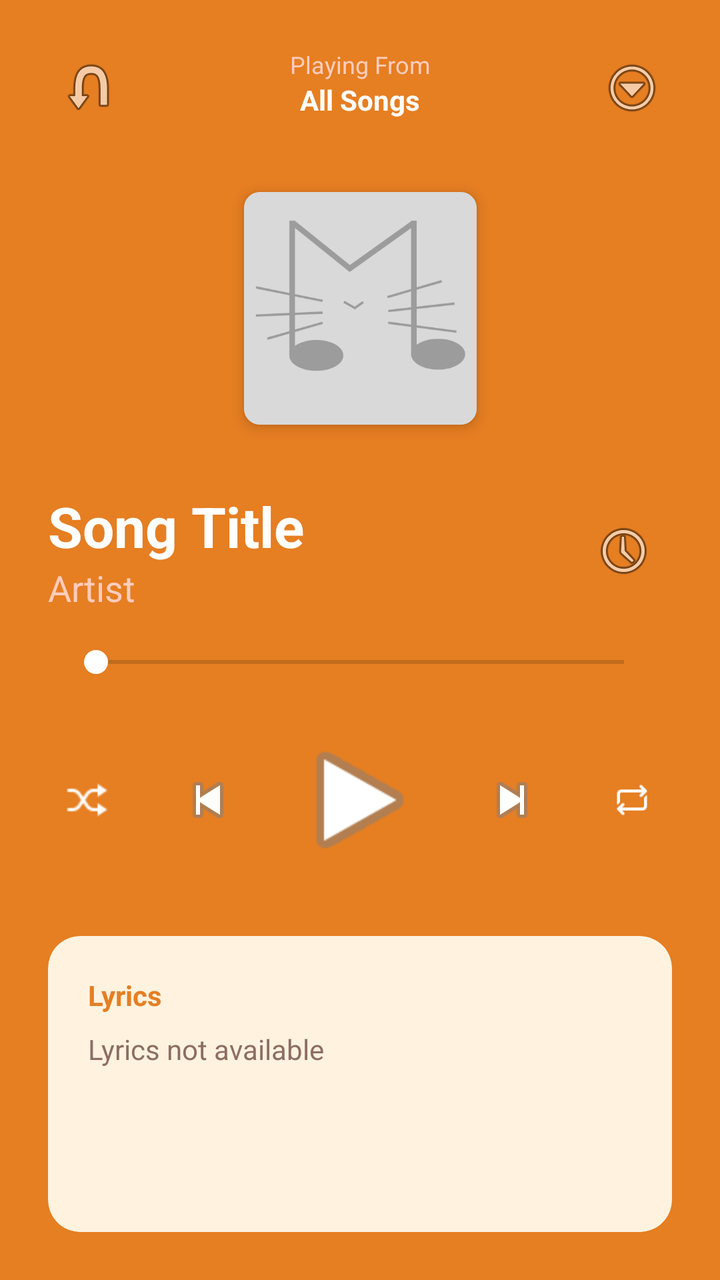
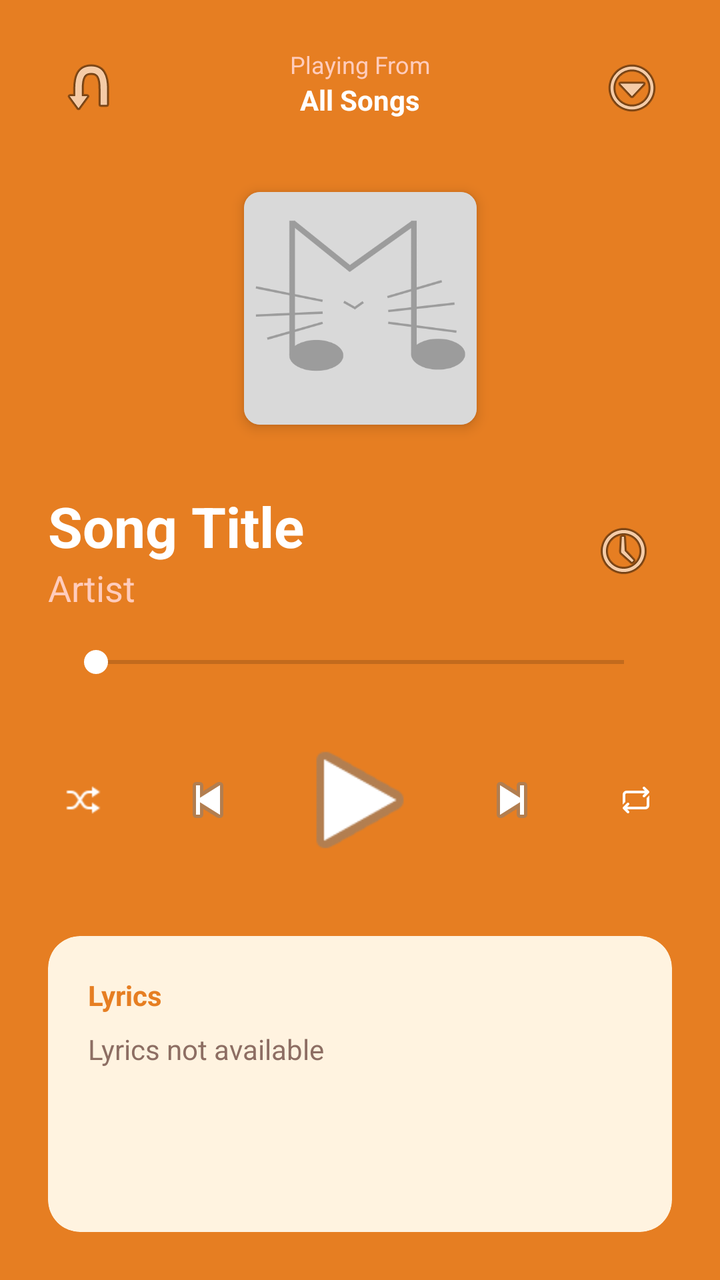

Before-and-after screenshots of an Android layout around one commit, followed by the original layout XML and the change that was made.
<!-- AndroidManifest.xml: activity theme Theme.Meowsic -->
<!-- res/layout/activity_now_playing.xml -->
<?xml version="1.0" encoding="utf-8"?>
<androidx.constraintlayout.widget.ConstraintLayout xmlns:android="http://schemas.android.com/apk/res/android"
    xmlns:app="http://schemas.android.com/apk/res-auto"
    android:layout_width="match_parent"
    android:layout_height="match_parent"
    android:background="@color/primary_orange"
    android:padding="24dp">

    
    <ImageButton
        android:id="@+id/btnBack"
        android:layout_width="40dp"
        android:layout_height="40dp"
        android:background="?attr/selectableItemBackgroundBorderless"
        android:src="@android:drawable/ic_menu_revert"
        android:rotation="-90"
        app:layout_constraintStart_toStartOf="parent"
        app:layout_constraintTop_toTopOf="parent"
        app:tint="#FFFFFF" />

    <LinearLayout
        android:layout_width="wrap_content"
        android:layout_height="wrap_content"
        android:gravity="center"
        android:orientation="vertical"
        app:layout_constraintEnd_toStartOf="@+id/btnKebabMenu"
        app:layout_constraintStart_toEndOf="@+id/btnBack"
        app:layout_constraintTop_toTopOf="parent">

        <TextView
            android:layout_width="wrap_content"
            android:layout_height="wrap_content"
            android:text="Playing From"
            android:textColor="@color/subtext_peach"
            android:textSize="12sp" />

        <TextView
            android:id="@+id/tvSource"
            android:layout_width="wrap_content"
            android:layout_height="wrap_content"
            android:text="All Songs"
            android:textColor="#FFFFFF"
            android:textStyle="bold" />
    </LinearLayout>

    <ImageButton
        android:id="@+id/btnKebabMenu"
        android:layout_width="40dp"
        android:layout_height="40dp"
        android:background="?attr/selectableItemBackgroundBorderless"
        android:src="@android:drawable/ic_menu_more"
        app:layout_constraintEnd_toEndOf="parent"
        app:layout_constraintTop_toTopOf="parent"
        app:tint="#FFFFFF" />

    
    <androidx.cardview.widget.CardView
        android:id="@+id/cardAlbumArt"
        android:layout_width="0dp"
        android:layout_height="0dp"
        android:layout_marginTop="32dp"
        android:layout_marginBottom="32dp"
        app:cardBackgroundColor="#CCCCCC"
        app:cardCornerRadius="8dp"
        app:cardElevation="4dp"
        app:layout_constraintDimensionRatio="1:1"
        app:layout_constraintEnd_toEndOf="parent"
        app:layout_constraintStart_toStartOf="parent"
        app:layout_constraintTop_toBottomOf="@id/btnKebabMenu"
        app:layout_constraintBottom_toTopOf="@+id/tvSongName">

        <ImageView
            android:id="@+id/ivAlbumArt"
            android:layout_width="match_parent"
            android:layout_height="match_parent"
            android:scaleType="centerCrop"
            android:src="@drawable/meowsic_default_song_album_cover" />
    </androidx.cardview.widget.CardView>

    
    <TextView
        android:id="@+id/tvSongName"
        android:layout_width="0dp"
        android:layout_height="wrap_content"
        android:text="Song Title"
        android:textColor="#FFFFFF"
        android:textSize="28sp"
        android:textStyle="bold"
        app:layout_constraintBottom_toTopOf="@+id/tvArtistName"
        app:layout_constraintEnd_toStartOf="@+id/btnPlaybackSpeed"
        app:layout_constraintStart_toStartOf="parent" />

    <TextView
        android:id="@+id/tvArtistName"
        android:layout_width="0dp"
        android:layout_height="wrap_content"
        android:layout_marginBottom="16dp"
        android:text="Artist"
        android:textColor="@color/subtext_peach"
        android:textSize="18sp"
        app:layout_constraintBottom_toTopOf="@+id/seekBar"
        app:layout_constraintEnd_toStartOf="@+id/btnPlaybackSpeed"
        app:layout_constraintStart_toStartOf="parent" />

    <ImageButton
        android:id="@+id/btnPlaybackSpeed"
        android:layout_width="48dp"
        android:layout_height="48dp"
        android:background="?attr/selectableItemBackgroundBorderless"
        android:src="@android:drawable/ic_menu_recent_history"
        app:layout_constraintBottom_toBottomOf="@+id/tvArtistName"
        app:layout_constraintEnd_toEndOf="parent"
        app:layout_constraintTop_toTopOf="@+id/tvSongName"
        app:tint="#FFFFFF" />

    <SeekBar
        android:id="@+id/seekBar"
        android:layout_width="0dp"
        android:layout_height="wrap_content"
        android:layout_marginBottom="24dp"
        android:layout_marginStart="8dp"
        android:layout_marginEnd="8dp"
        android:progressTint="#FFFFFF"
        android:thumbTint="#FFFFFF"
        app:layout_constraintBottom_toTopOf="@+id/controlsLayout"
        app:layout_constraintEnd_toEndOf="parent"
        app:layout_constraintStart_toStartOf="parent" />

    
    <LinearLayout
        android:id="@+id/controlsLayout"
        android:layout_width="match_parent"
        android:layout_height="wrap_content"
        android:layout_marginBottom="32dp"
        android:gravity="center"
        android:orientation="horizontal"
        app:layout_constraintBottom_toTopOf="@+id/lyricsCard">

        <ImageButton
            android:id="@+id/btnShuffle"
            android:layout_width="40dp"
            android:layout_height="40dp"
            android:layout_marginEnd="16dp"
            android:background="?attr/selectableItemBackgroundBorderless"
            android:src="@drawable/icons8_shuffle_30"
            android:padding="8dp"
            android:scaleType="fitCenter"
            app:tint="#FFFFFF" />

        <ImageButton
            android:id="@+id/btnPrev"
            android:layout_width="48dp"
            android:layout_height="48dp"
            android:background="?attr/selectableItemBackgroundBorderless"
            android:src="@android:drawable/ic_media_previous"
            app:tint="#FFFFFF" />

        <ImageButton
            android:id="@+id/btnPlayPause"
            android:layout_width="72dp"
            android:layout_height="72dp"
            android:layout_marginStart="16dp"
            android:layout_marginEnd="16dp"
            android:background="?attr/selectableItemBackgroundBorderless"
            android:scaleType="fitCenter"
            android:src="@android:drawable/ic_media_play"
            app:tint="#FFFFFF" />

        <ImageButton
            android:id="@+id/btnNext"
            android:layout_width="48dp"
            android:layout_height="48dp"
            android:background="?attr/selectableItemBackgroundBorderless"
            android:src="@android:drawable/ic_media_next"
            app:tint="#FFFFFF" />

        <ImageButton
            android:id="@+id/btnRepeat"
            android:layout_width="40dp"
            android:layout_height="40dp"
            android:layout_marginStart="16dp"
            android:background="?attr/selectableItemBackgroundBorderless"
            android:src="@drawable/icons8_repeat_48_off"
            android:padding="11dp"
            android:scaleType="fitCenter"
            app:tint="#FFFFFF" />
    </LinearLayout>

    
    <androidx.cardview.widget.CardView
        android:id="@+id/lyricsCard"
        android:layout_width="match_parent"
        android:layout_height="0dp"
        app:cardBackgroundColor="@color/bg_cream"
        app:cardCornerRadius="16dp"
        app:cardElevation="0dp"
        app:layout_constraintBottom_toBottomOf="parent"
        app:layout_constraintHeight_percent="0.25">

        <LinearLayout
            android:layout_width="match_parent"
            android:layout_height="match_parent"
            android:orientation="vertical"
            android:padding="20dp">

            <TextView
                android:layout_width="wrap_content"
                android:layout_height="wrap_content"
                android:text="Lyrics"
                android:textColor="@color/primary_orange"
                android:textStyle="bold" />

            <TextView
                android:id="@+id/tvLyrics"
                android:layout_width="match_parent"
                android:layout_height="match_parent"
                android:layout_marginTop="8dp"
                android:text="Lyrics not available"
                android:textColor="@color/text_brown" />
        </LinearLayout>
    </androidx.cardview.widget.CardView>

</androidx.constraintlayout.widget.ConstraintLayout>
<!-- resources referenced by this layout -->
<resources>
  <color name="bg_cream">#FFF3E0</color>
  <color name="primary_orange">#E67E22</color>
  <color name="subtext_peach">#FFCCBC</color>
  <color name="text_brown">#8D6E63</color>
  <!-- drawable icons8_repeat_48_off: png bitmap (drawable, 435 bytes) -->
  <!-- drawable icons8_shuffle_30: png bitmap (drawable, 358 bytes) -->
  <!-- drawable meowsic_default_song_album_cover: png bitmap (drawable, 12227 bytes) -->
  <style name="Theme.Meowsic" parent="Theme.MaterialComponents.DayNight.NoActionBar.Bridge">
          
          <item name="colorPrimary">@color/primary_orange</item>
          <item name="colorPrimaryVariant">#D35400</item>
          <item name="colorOnPrimary">@color/white</item>
          
          <item name="colorSecondary">@color/text_brown</item>
          <item name="colorSecondaryVariant">@color/text_light</item>
          <item name="colorOnSecondary">@color/white</item>
          
          <item name="android:statusBarColor">?attr/colorPrimaryVariant</item>
  
          
          <item name="colorPrimaryDark">#D35400</item>
          <item name="colorAccent">@color/primary_orange</item>
      </style>
  <color name="white">#FFFFFFFF</color>
  <color name="text_light">#A1887F</color>
</resources>

<!-- the commit's change to res/layout/activity_now_playing.xml (unified diff, before → after) -->
@@ -138,12 +138,12 @@
 
         <ImageButton
             android:id="@+id/btnShuffle"
-            android:layout_width="40dp"
-            android:layout_height="40dp"
+            android:layout_width="44dp"
+            android:layout_height="44dp"
             android:layout_marginEnd="16dp"
             android:background="?attr/selectableItemBackgroundBorderless"
             android:src="@drawable/icons8_shuffle_30"
-            android:padding="8dp"
+            android:padding="12dp"
             android:scaleType="fitCenter"
             app:tint="#FFFFFF" />
 
@@ -176,12 +176,12 @@
 
         <ImageButton
             android:id="@+id/btnRepeat"
-            android:layout_width="40dp"
-            android:layout_height="40dp"
+            android:layout_width="44dp"
+            android:layout_height="44dp"
             android:layout_marginStart="16dp"
             android:background="?attr/selectableItemBackgroundBorderless"
             android:src="@drawable/icons8_repeat_48_off"
-            android:padding="11dp"
+            android:padding="14dp"
             android:scaleType="fitCenter"
             app:tint="#FFFFFF" />
     </LinearLayout>
